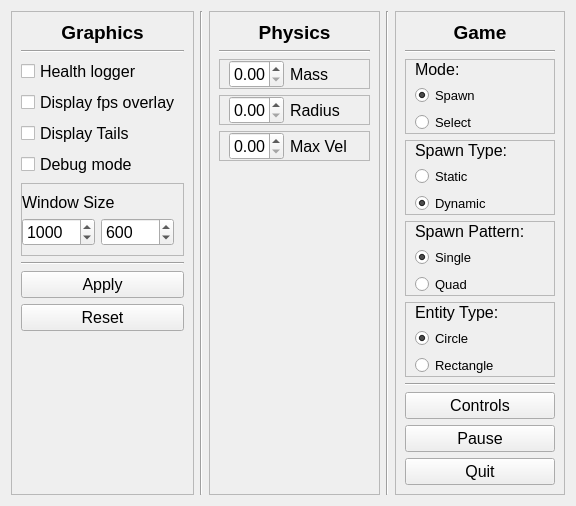
Before: the Qt Designer form ui/settings_window.ui in kpdudek/PhysicsSim, drawn with Qt 5.
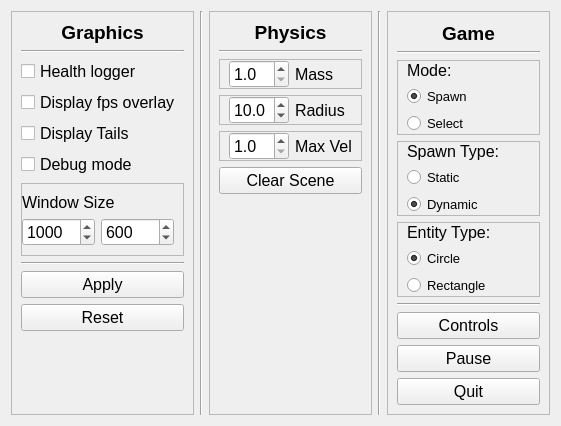
After: the same form once the commit is applied.

Commit message: Clear scene added

```diff
--- a/ui/settings_window.ui
+++ b/ui/settings_window.ui
@@ -6,8 +6,8 @@
    <rect>
     <x>0</x>
     <y>0</y>
-    <width>576</width>
-    <height>494</height>
+    <width>561</width>
+    <height>426</height>
    </rect>
   </property>
   <property name="windowTitle">
@@ -85,10 +85,16 @@
           <number>0</number>
          </property>
          <item>
-          <widget class="QDoubleSpinBox" name="doubleSpinBox">
+          <widget class="QDoubleSpinBox" name="mass_spinbox">
+           <property name="sizePolicy">
+            <sizepolicy hsizetype="Minimum" vsizetype="Fixed">
+             <horstretch>0</horstretch>
+             <verstretch>0</verstretch>
+            </sizepolicy>
+           </property>
            <property name="maximumSize">
             <size>
-             <width>55</width>
+             <width>60</width>
              <height>16777215</height>
             </size>
            </property>
@@ -97,6 +103,15 @@
              <pointsize>12</pointsize>
             </font>
            </property>
+           <property name="decimals">
+            <number>1</number>
+           </property>
+           <property name="minimum">
+            <double>1.000000000000000</double>
+           </property>
+           <property name="maximum">
+            <double>100000.000000000000000</double>
+           </property>
           </widget>
          </item>
          <item>
@@ -139,10 +154,16 @@
           <number>0</number>
          </property>
          <item>
-          <widget class="QDoubleSpinBox" name="doubleSpinBox_2">
+          <widget class="QDoubleSpinBox" name="radius_spinbox">
+           <property name="sizePolicy">
+            <sizepolicy hsizetype="Minimum" vsizetype="Fixed">
+             <horstretch>0</horstretch>
+             <verstretch>0</verstretch>
+            </sizepolicy>
+           </property>
            <property name="maximumSize">
             <size>
-             <width>55</width>
+             <width>60</width>
              <height>16777215</height>
             </size>
            </property>
@@ -151,6 +172,18 @@
              <pointsize>12</pointsize>
             </font>
            </property>
+           <property name="decimals">
+            <number>1</number>
+           </property>
+           <property name="minimum">
+            <double>1.000000000000000</double>
+           </property>
+           <property name="maximum">
+            <double>100000.000000000000000</double>
+           </property>
+           <property name="value">
+            <double>10.000000000000000</double>
+           </property>
           </widget>
          </item>
          <item>
@@ -193,10 +226,16 @@
           <number>0</number>
          </property>
          <item>
-          <widget class="QDoubleSpinBox" name="doubleSpinBox_3">
+          <widget class="QDoubleSpinBox" name="max_vel_spinbox">
+           <property name="sizePolicy">
+            <sizepolicy hsizetype="Minimum" vsizetype="Fixed">
+             <horstretch>0</horstretch>
+             <verstretch>0</verstretch>
+            </sizepolicy>
+           </property>
            <property name="maximumSize">
             <size>
-             <width>55</width>
+             <width>60</width>
              <height>16777215</height>
             </size>
            </property>
@@ -205,6 +244,15 @@
              <pointsize>12</pointsize>
             </font>
            </property>
+           <property name="decimals">
+            <number>1</number>
+           </property>
+           <property name="minimum">
+            <double>1.000000000000000</double>
+           </property>
+           <property name="maximum">
+            <double>100000.000000000000000</double>
+           </property>
           </widget>
          </item>
          <item>
@@ -222,6 +270,18 @@
         </layout>
        </widget>
       </item>
+      <item>
+       <widget class="QPushButton" name="clear_scene_button">
+        <property name="font">
+         <font>
+          <pointsize>12</pointsize>
+         </font>
+        </property>
+        <property name="text">
+         <string>Clear Scene</string>
+        </property>
+       </widget>
+      </item>
       <item>
        <spacer name="verticalSpacer">
         <property name="orientation">
@@ -509,21 +569,6 @@
           <number>0</number>
          </property>
          <item row="1" column="0">
-          <widget class="QRadioButton" name="spawn_mode_radio_button">
-           <property name="font">
-            <font>
-             <pointsize>10</pointsize>
-            </font>
-           </property>
-           <property name="text">
-            <string>Spawn</string>
-           </property>
-           <property name="checked">
-            <bool>true</bool>
-           </property>
-          </widget>
-         </item>
-         <item row="0" column="0">
           <widget class="QLabel" name="label_8">
            <property name="font">
             <font>
@@ -535,7 +580,7 @@
            </property>
           </widget>
          </item>
-         <item row="2" column="0">
+         <item row="3" column="0">
           <widget class="QRadioButton" name="select_mode_radio_button">
            <property name="font">
             <font>
@@ -547,6 +592,21 @@
            </property>
           </widget>
          </item>
+         <item row="2" column="0">
+          <widget class="QRadioButton" name="spawn_mode_radio_button">
+           <property name="font">
+            <font>
+             <pointsize>10</pointsize>
+            </font>
+           </property>
+           <property name="text">
+            <string>Spawn</string>
+           </property>
+           <property name="checked">
+            <bool>true</bool>
+           </property>
+          </widget>
+         </item>
         </layout>
        </widget>
       </item>
@@ -607,63 +667,6 @@
         </layout>
        </widget>
       </item>
-      <item>
-       <widget class="QFrame" name="frame_10">
-        <property name="frameShape">
-         <enum>QFrame::StyledPanel</enum>
-        </property>
-        <property name="frameShadow">
-         <enum>QFrame::Raised</enum>
-        </property>
-        <layout class="QGridLayout" name="gridLayout_5">
-         <property name="topMargin">
-          <number>0</number>
-         </property>
-         <property name="bottomMargin">
-          <number>0</number>
-         </property>
-         <item row="0" column="0">
-          <widget class="QLabel" name="label_10">
-           <property name="font">
-            <font>
-             <pointsize>12</pointsize>
-            </font>
-           </property>
-           <property name="text">
-            <string>Spawn Pattern:</string>
-           </property>
-          </widget>
-         </item>
-         <item row="1" column="0">
-          <widget class="QRadioButton" name="single_pattern_radio_button">
-           <property name="font">
-            <font>
-             <pointsize>10</pointsize>
-            </font>
-           </property>
-           <property name="text">
-            <string>Single</string>
-           </property>
-           <property name="checked">
-            <bool>true</bool>
-           </property>
-          </widget>
-         </item>
-         <item row="2" column="0">
-          <widget class="QRadioButton" name="quad_pattern_radio_button">
-           <property name="font">
-            <font>
-             <pointsize>10</pointsize>
-            </font>
-           </property>
-           <property name="text">
-            <string>Quad</string>
-           </property>
-          </widget>
-         </item>
-        </layout>
-       </widget>
-      </item>
       <item>
        <widget class="QFrame" name="frame_11">
         <property name="frameShape">
```
The commit also changes 8 other files.
